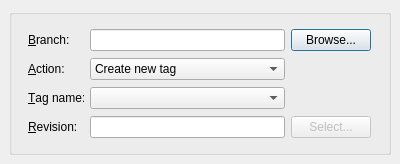
Qt form ui/tag.ui (breezy-team/qbrz) before a commit.
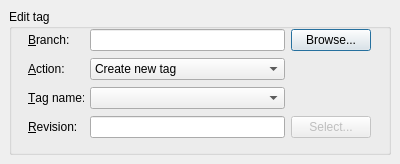
The same form after that commit.

Commit message: title for groupbox

What changed in the file:
```diff
--- a/ui/tag.ui
+++ b/ui/tag.ui
@@ -40,7 +40,7 @@
       </size>
      </property>
      <property name="title" >
-      <string/>
+      <string>Edit tag</string>
      </property>
      <widget class="QWidget" name="gridLayout" >
       <property name="geometry" >
```
Left out of the diff: 3 changed lines with no effect on the pictures. The commit also changes 1 other file.
